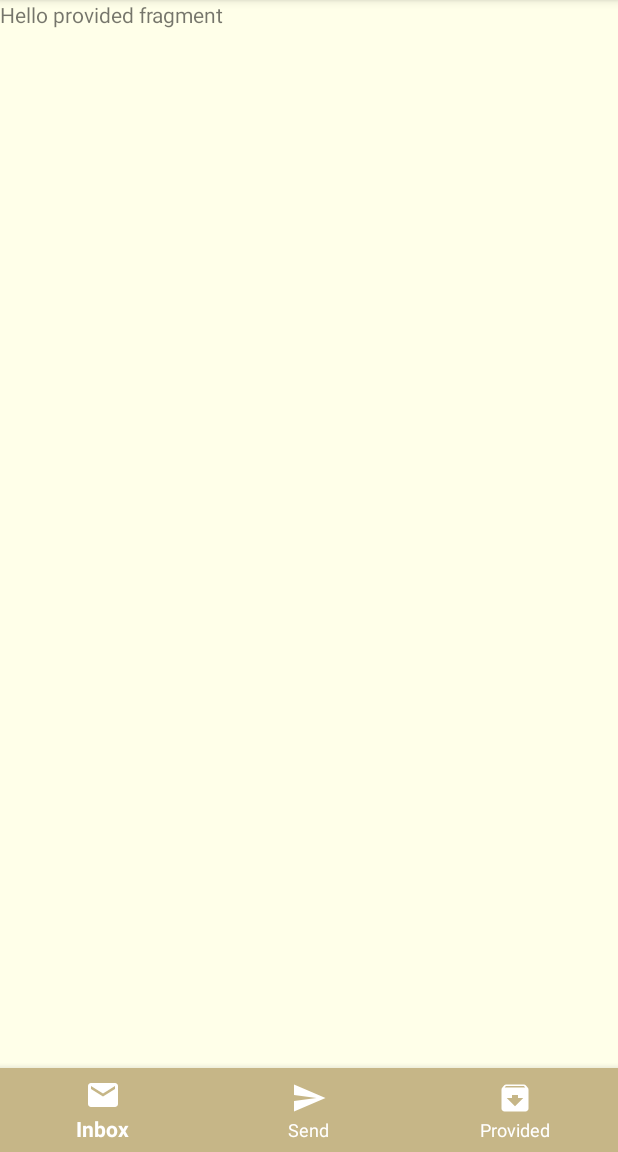
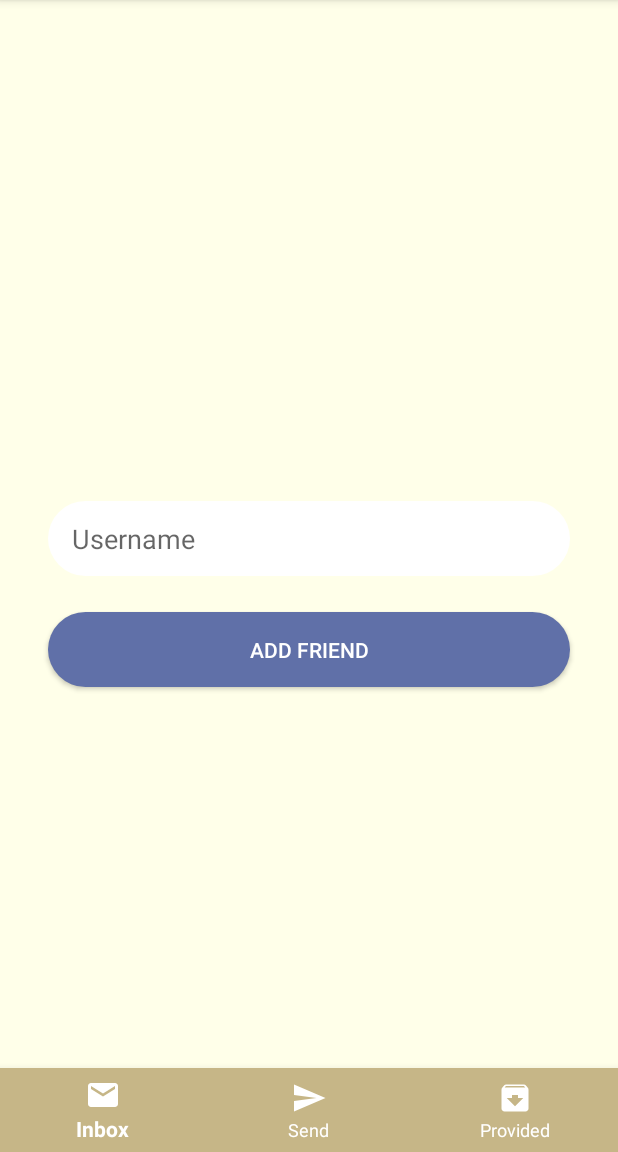
Before and after one commit to MikolajMichalczak/boxes-android-kotlin-firebase-app, an Android app: the fragment ProvidedFragment placed in its activity, after a tap on "Add friend", on a phone screen of 412 x 824 dp, the part 84-1236 px from its top. Run offline under Robolectric (Android 15) with nearby library versions, the phone set to English and light mode, and no system bars; our stand-ins replace Firebase (no records; nobody signed in at launch, a user with empty details on screens opened directly), data binding.

Commit message:
User invitation added

```diff
--- a/app/build.gradle
+++ b/app/build.gradle
@@ -54,4 +54,9 @@ dependencies {
 
     implementation 'androidx.constraintlayout:constraintlayout:1.1.3'
     implementation 'de.hdodenhof:circleimageview:3.1.0'
+
+    implementation 'com.xwray:groupie:2.1.0'
+    implementation 'com.xwray:groupie-kotlin-android-extensions:2.1.0'
+    implementation 'com.squareup.picasso:picasso:2.71828'
+    implementation 'com.xwray:groupie-databinding:2.1.0'
 }
--- a/app/src/main/java/com/example/boxes/MainActivity.kt
+++ b/app/src/main/java/com/example/boxes/MainActivity.kt
@@ -10,9 +10,4 @@ class MainActivity : AppCompatActivity() {
         super.onCreate(savedInstanceState)
         setContentView(R.layout.activity_main)
     }
-
-    //    override fun onBackPressed() {
-//        super.onBackPressed()
-//        overridePendingTransition(R.anim.appear, R.anim.appear);
-//    }
 }
--- a/app/src/main/java/com/example/boxes/User.kt
+++ b/app/src/main/java/com/example/boxes/User.kt
@@ -1,3 +1,5 @@
 package com.example.boxes
 
-data class User(val uid: String, val username: String?, val profileImageUrl: String)
+data class User(val uid: String, val username: String?, val profileImageUrl: String){
+    constructor(): this("", "", "")
+}
--- /dev/null
+++ b/app/src/main/java/com/example/boxes/screens/addfriends/AddFriendsFragment.kt
@@ -0,0 +1,51 @@
+package com.example.boxes.screens.addfriends
+
+import android.os.Bundle
+import androidx.fragment.app.Fragment
+import android.view.LayoutInflater
+import android.view.View
+import android.view.ViewGroup
+import android.widget.Toast
+import androidx.databinding.DataBindingUtil
+import androidx.lifecycle.Observer
+import androidx.lifecycle.ViewModelProviders
+
+import com.example.boxes.R
+import com.example.boxes.databinding.FragmentAddFriendsBinding
+
+class AddFriendsFragment: Fragment() {
+
+    private lateinit var viewModel: AddFriendsViewModel
+
+    private lateinit var binding: FragmentAddFriendsBinding
+
+    override fun onCreateView(
+        inflater: LayoutInflater, container: ViewGroup?,
+        savedInstanceState: Bundle?
+    ): View? {
+        binding = DataBindingUtil.inflate(
+            inflater, R.layout.fragment_add_friends, container, false)
+
+        viewModel = ViewModelProviders.of(this).get(AddFriendsViewModel::class.java)
+        binding.viewModel = viewModel
+        binding.setLifecycleOwner(this)
+
+        viewModel.inviteFriend.observe(this, Observer {state ->
+            if(state) {
+                val username = binding.usernameEdittextAddfriends.text.toString()
+                if (username.isEmpty()) {
+                    Toast.makeText(activity, "Please enter an username to invite a friend", Toast.LENGTH_SHORT)
+                        .show()
+                }else
+                    viewModel.invite(username)
+            }
+        })
+
+        viewModel.inviteToast.observe(this, Observer { message ->
+            Toast.makeText(activity, message, Toast.LENGTH_SHORT).show()
+        })
+
+        return binding.root
+    }
+
+}
--- a/app/src/main/java/com/example/boxes/screens/inbox/InboxFragment.kt
+++ b/app/src/main/java/com/example/boxes/screens/inbox/InboxFragment.kt
@@ -11,6 +11,7 @@ import androidx.lifecycle.ViewModelProviders
 import androidx.navigation.fragment.findNavController
 import com.example.boxes.R
 import com.example.boxes.databinding.FragmentInboxBinding
+import com.example.boxes.screens.addfriends.AddFriendsFragment
 import com.example.boxes.screens.provided.ProvidedFragment
 import com.example.boxes.screens.send.SendFragment
 import com.google.firebase.auth.FirebaseAuth
@@ -76,6 +77,10 @@ class InboxFragment : Fragment() {
                 FirebaseAuth.getInstance().signOut()
                 findNavController().navigate(R.id.action_inboxFragment_to_registerFragment)
             }
+            R.id.menu_add_friend -> {
+                loadFragment(AddFriendsFragment())
+                return true
+            }
         }
         return super.onOptionsItemSelected(item)
     }
@@ -91,11 +96,7 @@ class InboxFragment : Fragment() {
         val transaction = getActivity()?.getSupportFragmentManager()?.beginTransaction()
         if (transaction != null) {
             transaction.replace(R.id.fragmentContainer, fragment)
-        }
-        if (transaction != null) {
             transaction.addToBackStack(null)
-        }
-        if (transaction != null) {
             transaction.commit()
         }
     }
--- /dev/null
+++ b/app/src/main/res/layout/fragment_add_friends.xml
@@ -0,0 +1,48 @@
+<?xml version="1.0" encoding="utf-8"?>
+<layout xmlns:android="http://schemas.android.com/apk/res/android"
+    xmlns:app="http://schemas.android.com/apk/res-auto"
+    xmlns:tools="http://schemas.android.com/tools">
+
+    <data>
+        <variable
+            name="viewModel"
+            type="com.example.boxes.screens.addfriends.AddFriendsViewModel" />
+    </data>
+
+    <androidx.constraintlayout.widget.ConstraintLayout
+        android:layout_width="match_parent"
+        android:layout_height="match_parent"
+        tools:context=".screens.addfriends.AddFriendsFragment">
+
+        <EditText
+            android:id="@+id/username_edittext_addfriends"
+            style="@style/rounded_edittext"
+            android:layout_marginStart="32dp"
+            android:layout_marginEnd="32dp"
+            android:hint="@string/username"
+            android:ems="10"
+            android:inputType="textPersonName"
+            app:layout_constraintBottom_toTopOf="@+id/guideline"
+            app:layout_constraintEnd_toEndOf="parent"
+            app:layout_constraintStart_toStartOf="parent" />
+
+        <Button
+            android:id="@+id/addfiends_button"
+            style="@style/roudnded_wide_button"
+            android:layout_marginTop="24dp"
+            android:text="@string/add_friend"
+            app:layout_constraintEnd_toEndOf="@+id/username_edittext_addfriends"
+            app:layout_constraintHorizontal_bias="0.0"
+            app:layout_constraintStart_toStartOf="@+id/username_edittext_addfriends"
+            app:layout_constraintTop_toTopOf="@+id/guideline"
+            android:onClick="@{() -> viewModel.inviteFriend()}"/>
+
+        <androidx.constraintlayout.widget.Guideline
+            android:id="@+id/guideline"
+            android:layout_width="wrap_content"
+            android:layout_height="wrap_content"
+            android:orientation="horizontal"
+            app:layout_constraintGuide_percent="0.5" />
+
+    </androidx.constraintlayout.widget.ConstraintLayout>
+</layout>
--- a/app/src/main/res/layout/fragment_provided.xml
+++ b/app/src/main/res/layout/fragment_provided.xml
@@ -11,8 +11,7 @@
             type="com.example.boxes.screens.provided.ProvidedViewModel" />
     </data>
 
-    <androidx.constraintlayout.widget.ConstraintLayout xmlns:android="http://schemas.android.com/apk/res/android"
-        xmlns:tools="http://schemas.android.com/tools"
+    <androidx.constraintlayout.widget.ConstraintLayout
         android:layout_width="match_parent"
         android:layout_height="match_parent"
         tools:context=".screens.provided.ProvidedFragment">
@@ -20,8 +19,7 @@
         <!-- TODO: Update blank fragment layout -->
         <TextView
             android:layout_width="match_parent"
-            android:layout_height="match_parent"
-            android:text="@string/hello_provided_fragment" />
+            android:layout_height="match_parent" />
 
     </androidx.constraintlayout.widget.ConstraintLayout>
 </layout>
--- a/app/src/main/res/values/strings.xml
+++ b/app/src/main/res/values/strings.xml
@@ -13,8 +13,6 @@
     <string name="password">Password</string>
     <string name="select_photo">SELECT PHOTO</string>
 
-    <!-- TODO: Remove or change this placeholder text -->
-    <string name="hello_provided_fragment">Hello provided fragment</string>
-    <string name="hello_send_fragment">Hello send fragment</string>
+    <string name="add_friend">Add friend</string>
 
 </resources>
--- a/app/src/main/res/values/styles.xml
+++ b/app/src/main/res/values/styles.xml
@@ -10,4 +10,20 @@
         <item name="editTextBackground">@color/editTextColor</item>
     </style>
 
+    <style name="rounded_edittext">
+        <item name="android:layout_width">0dp</item>
+        <item name="android:layout_height">50dp</item>
+        <item name="android:ems">10</item>
+        <item name="android:background">@drawable/rounded_edittext_register_login</item>
+        <item name="android:inputType">textPersonName</item>
+        <item name="android:paddingLeft">16dp</item>
+    </style>
+
+    <style name="roudnded_wide_button">
+        <item name="android:layout_width">0dp</item>
+        <item name="android:layout_height">50dp</item>
+        <item name="android:background">@drawable/rounded_button</item>
+        <item name="android:textColor">@color/secondaryTextColor</item>
+    </style>
+
 </resources>
```
Also changed, not shown: app/src/main/java/com/example/boxes/screens/addfriends/AddFriendsViewModel.kt (added, +117 -0 lines), app/src/main/java/com/example/boxes/screens/send/SendFragment.kt (+13 -1 lines), app/src/main/java/com/example/boxes/screens/send/SendViewModel.kt (+37 -0 lines), app/src/main/java/com/example/boxes/screens/send/UserItem.kt (added, +20 -0 lines), app/src/main/res/layout/fragment_login.xml (+5 -14 lines), app/src/main/res/layout/fragment_register.xml (+6 -22 lines), app/src/main/res/layout/user_row_send.xml (added, +35 -0 lines).
